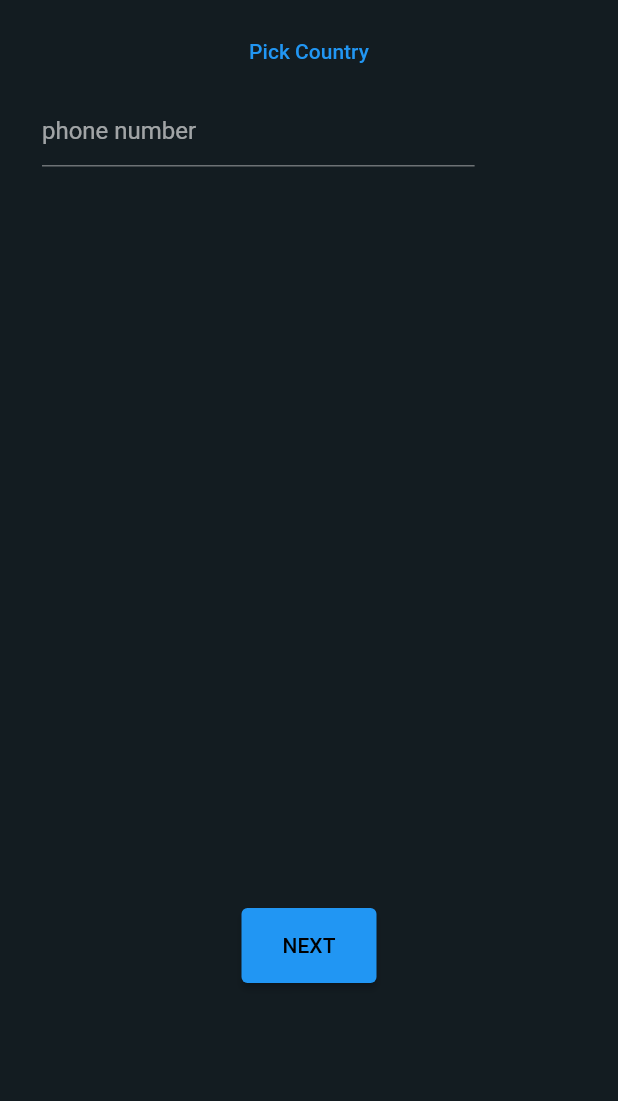
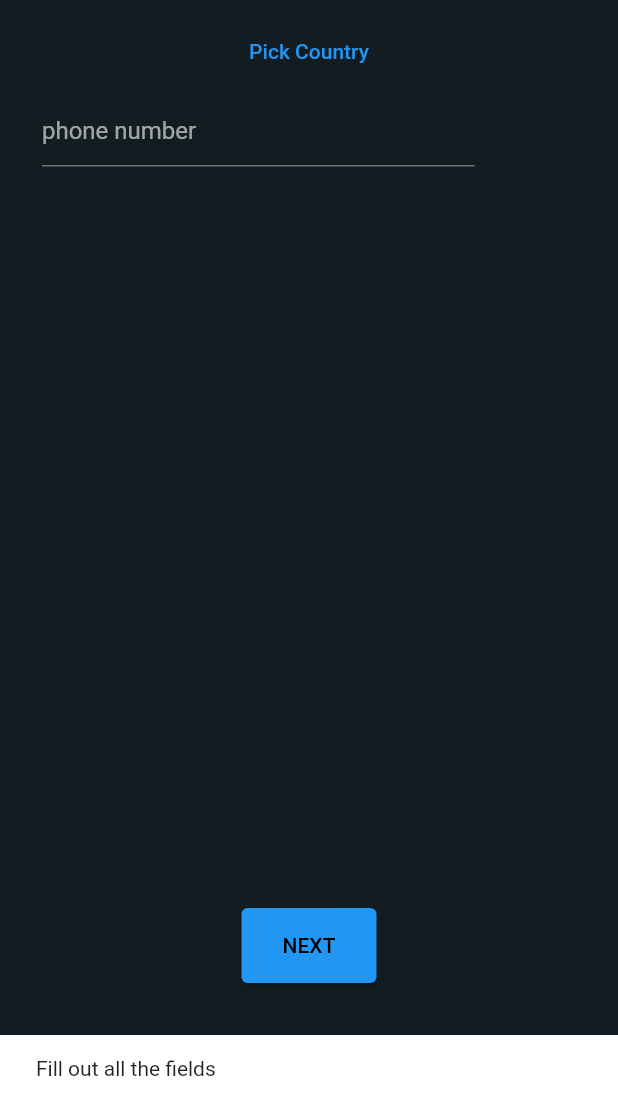
Before and after one commit to VGHao/ichat-flutter, a Flutter app: the LoginScreen screen opened by its route, after a tap on "NEXT", on a phone screen of 412 x 824 dp, the part 135-1236 px from its top. Run offline on Flutter 3.47's test engine with Material 2 defaults, Android fonts, the phone set to English and light mode, and no system bars; our stand-ins replace country_picker, firebase_auth, firebase_core, firebase_storage, flutter_riverpod; accounts and stored records are empty.

Commit message:
Riverpod implemented

```diff
--- a/ichat_flutter/lib/features/auth/screens/login_screen.dart
+++ b/ichat_flutter/lib/features/auth/screens/login_screen.dart
@@ -1,17 +1,20 @@
 import 'package:country_picker/country_picker.dart';
 import 'package:flutter/material.dart';
+import 'package:flutter_riverpod/flutter_riverpod.dart';
 import 'package:ichat_flutter/colors.dart';
+import 'package:ichat_flutter/common/utils/utils.dart';
 import 'package:ichat_flutter/common/widgets/custom_button.dart';
+import 'package:ichat_flutter/features/auth/controller/auth_controller.dart';
 
-class LoginScreen extends StatefulWidget {
+class LoginScreen extends ConsumerStatefulWidget {
   static const routeName = '/login-screen';
   const LoginScreen({super.key});
 
   @override
-  State<LoginScreen> createState() => _LoginScreenState();
+  ConsumerState<LoginScreen> createState() => _LoginScreenState();
 }
 
-class _LoginScreenState extends State<LoginScreen> {
+class _LoginScreenState extends ConsumerState<LoginScreen> {
   final phoneController = TextEditingController();
   Country? country;
   @override
@@ -29,6 +32,20 @@ class _LoginScreenState extends State<LoginScreen> {
         });
       },
     );
+  }
+
+  void sendPhoneNumber() {
+    String phoneNumber = phoneController.text.trim();
+    if (country != null && phoneNumber.isNotEmpty) {
+      ref
+          .read(authControllerProvider)
+          .signInWithPhone(context, "+${country!.phoneCode}$phoneNumber");
+      // Provider.of(context, listen: false);
+      // Provider ref -> Interact provider with provider
+      // Widget ref -> Make widget interact with provider
+    } else {
+      showSnackBar(context: context, content: 'Fill out all the fields');
+    }
   }
 
   @override
@@ -73,7 +90,7 @@ class _LoginScreenState extends State<LoginScreen> {
                 width: 90,
                 child: CustomButton(
                   text: 'NEXT',
-                  onPressed: () {},
+                  onPressed: sendPhoneNumber,
                 ),
               ),
             ],
--- a/ichat_flutter/pubspec.yaml
+++ b/ichat_flutter/pubspec.yaml
@@ -39,6 +39,7 @@ dependencies:
   cloud_firestore: ^4.6.0
   firebase_storage: ^11.1.2
   country_picker: ^2.0.20
+  flutter_riverpod: ^2.3.6
 
 dev_dependencies:
   flutter_test:
```
Also changed, not shown: ichat_flutter/lib/features/auth/controller/auth_controller.dart (added, +21 -0 lines), ichat_flutter/lib/features/auth/repository/auth_repository.dart (+8 -1 lines), ichat_flutter/lib/main.dart (+6 -1 lines).
